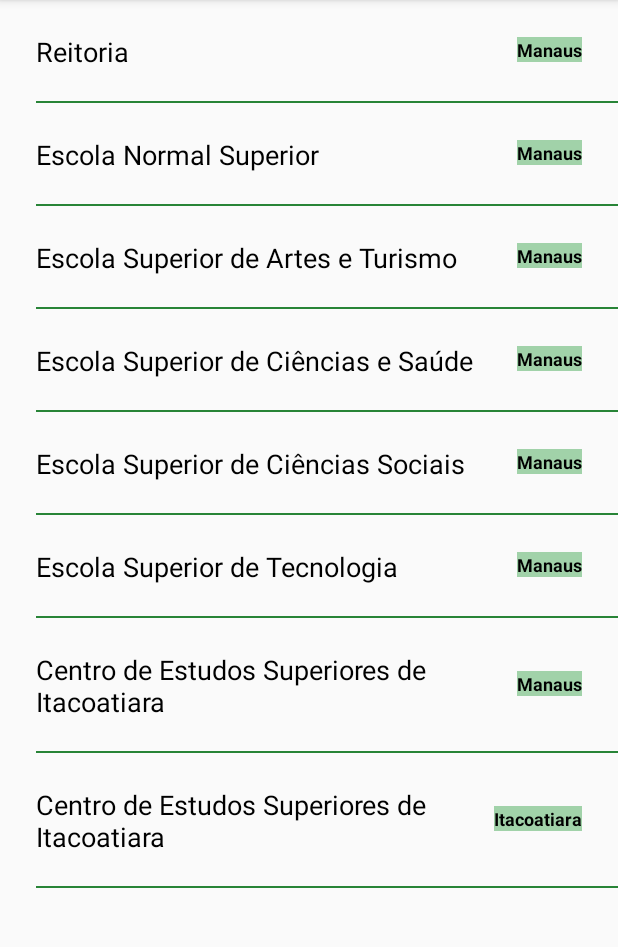
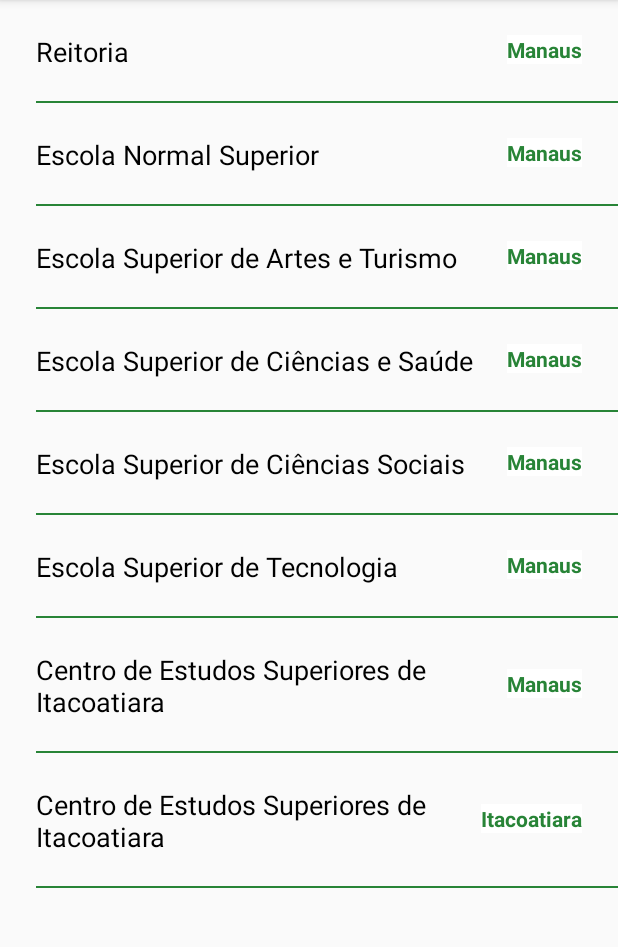
Before and after one commit to zadok8216/CampusUeaEnd, an Android app: the screen it shows after launch (MainActivity), on a phone screen of 412 x 824 dp, the part 84-1031 px from its top. Run offline under Robolectric (Android 15) with nearby library versions, the phone set to English and light mode, and no system bars.

Commit message:
Update project

```diff
--- a/campusUEAG/app/src/main/AndroidManifest.xml
+++ b/campusUEAG/app/src/main/AndroidManifest.xml
@@ -9,6 +9,8 @@
         android:roundIcon="@mipmap/ic_launcher_round"
         android:supportsRtl="true"
         android:theme="@style/AppTheme">
+        <activity android:name=".CampusDetailActivity"
+            android:parentActivityName=".MainActivity"/>
         <activity android:name=".MainActivity">
             <intent-filter>
                 <action android:name="android.intent.action.MAIN" />
--- a/campusUEAG/app/src/main/java/com/gabriel/campusuea_g/Campus.kt
+++ b/campusUEAG/app/src/main/java/com/gabriel/campusuea_g/Campus.kt
@@ -4,5 +4,5 @@ data class Campus(
     val campusName: String,
     val cityName: String,
     val address: String,
-    val phoneNumber: String,
+    val phoneNumber: String
 )
--- a/campusUEAG/app/src/main/java/com/gabriel/campusuea_g/MainActivity.kt
+++ b/campusUEAG/app/src/main/java/com/gabriel/campusuea_g/MainActivity.kt
@@ -1,5 +1,6 @@
 package com.gabriel.campusuea_g
 
+import android.content.Intent
 import androidx.appcompat.app.AppCompatActivity
 import android.os.Bundle
 import android.view.LayoutInflater
@@ -15,7 +16,7 @@ class MainActivity : AppCompatActivity() {
             "Reitoria",
             "Manaus",
             "Av. Djalma Batista, 3578. Flores, Manaus - AM",
-            "(92) 3214-5778",
+            "(92) 3214-5778"
         ),
         Campus(
             "Escola Normal Superior",
@@ -65,10 +66,18 @@ class MainActivity : AppCompatActivity() {
     override fun onCreate(savedInstanceState: Bundle?) {
         super.onCreate(savedInstanceState)
         setContentView(R.layout.activity_main)
-        rvCampus.adapter = CampusAdapter(campi)
+        rvCampus.adapter = CampusAdapter(campi) {
+            startActivity(Intent(this, CampusDetailActivity::class.java))
+        }
+
+//
     }
 
-    class CampusAdapter(private val campus: List<Campus>): RecyclerView.Adapter<CampusAdapter.CampusViewHolder>() {
+    class CampusAdapter(
+        private val campus: List<Campus>,
+        private val onItemClick: (Campus) -> Unit
+
+    ): RecyclerView.Adapter<CampusAdapter.CampusViewHolder>() {
         class CampusViewHolder(itemView: View): RecyclerView.ViewHolder(itemView)
 
         override fun onCreateViewHolder(parent: ViewGroup, viewType: Int): CampusViewHolder {
@@ -81,6 +90,10 @@ class MainActivity : AppCompatActivity() {
         override fun onBindViewHolder(holder: CampusViewHolder, position: Int) {
             holder.itemView.tvCampusName.text = campus[position].campusName
             holder.itemView.tvCityName.text = campus[position].cityName
+
+            holder.itemView.setOnClickListener {
+                onItemClick(campus[position])
+            }
         }
     }
 }
--- a/campusUEAG/app/src/main/res/layout/list_item_campus.xml
+++ b/campusUEAG/app/src/main/res/layout/list_item_campus.xml
@@ -24,10 +24,10 @@
         android:layout_width="wrap_content"
         android:layout_height="wrap_content"
         android:text="Manaus"
-        android:textColor="@android:color/black"
+        android:textColor="#288437"
         android:textStyle="bold"
-        android:background="#A1D2A9"
-        android:textSize="12sp"
+        android:background="@android:color/white"
+        android:textSize="14sp"
         app:layout_constraintBottom_toBottomOf="@id/tvCampusName"
         app:layout_constraintEnd_toEndOf="parent"
         android:layout_marginRight="24dp"
```
Also changed, not shown: campusUEAG/app/src/main/java/com/gabriel/campusuea_g/CampusDetailActivity.kt (added, +12 -0 lines), campusUEAG/app/src/main/res/layout/activity_campus_detail.xml (added, +9 -0 lines).
